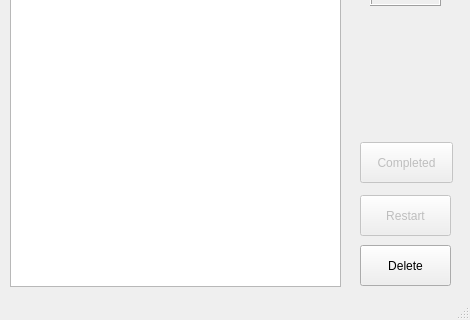
Above: to-do-list/todo.ui from choman-krishna/CODSOFT before the change; both pictures show x 0 to 470 and y 274 to 594 of the 470 by 594 pixel window. Below: the same form after it.
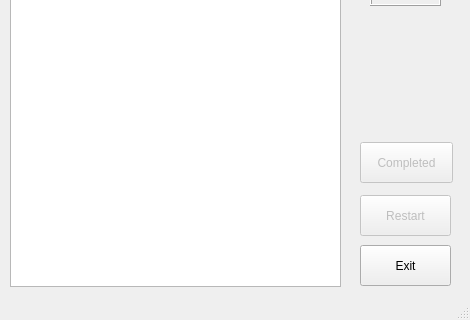
That is the form after the change.

Commit message: Updated reset_all function

Diff of the .ui file:
```diff
--- a/to-do-list/todo.ui
+++ b/to-do-list/todo.ui
@@ -112,7 +112,7 @@
      </rect>
     </property>
     <property name="text">
-     <string>Delete</string>
+     <string>Exit</string>
     </property>
    </widget>
    <widget class="QLabel" name="un_count">
```
Left out of the diff: 1 changed line with no effect on the pictures. The commit also changes 2 other files.
